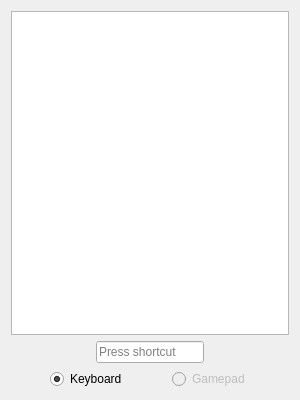
First picture: the form in Libretro/mgba/src/platform/qt/ShortcutView.ui, repository kiddreads/Avalon-copy2, before the edit.
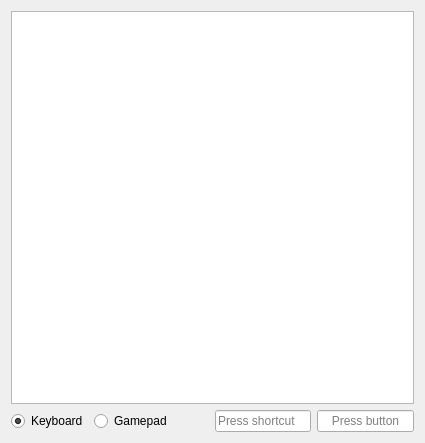
Second picture: the form after the edit. Custom widgets are drawn as their Qt base class.

Commit message: Qt: Allow shortcuts to be controlled with a gamepad

The edit to the form file:
```diff
--- a/Libretro/mgba/src/platform/qt/ShortcutView.ui
+++ b/Libretro/mgba/src/platform/qt/ShortcutView.ui
@@ -6,8 +6,8 @@
    <rect>
     <x>0</x>
     <y>0</y>
-    <width>300</width>
-    <height>400</height>
+    <width>425</width>
+    <height>443</height>
    </rect>
   </property>
   <property name="windowTitle">
@@ -21,56 +21,10 @@
      </attribute>
     </widget>
    </item>
-   <item>
-    <layout class="QHBoxLayout" name="horizontalLayout_2">
-     <item>
-      <spacer name="horizontalSpacer_4">
-       <property name="orientation">
-        <enum>Qt::Horizontal</enum>
-       </property>
-       <property name="sizeHint" stdset="0">
-        <size>
-         <width>40</width>
-         <height>20</height>
-        </size>
-       </property>
-      </spacer>
-     </item>
-     <item>
-      <widget class="QKeySequenceEdit" name="keySequenceEdit"/>
-     </item>
-     <item>
-      <spacer name="horizontalSpacer_5">
-       <property name="orientation">
-        <enum>Qt::Horizontal</enum>
-       </property>
-       <property name="sizeHint" stdset="0">
-        <size>
-         <width>40</width>
-         <height>20</height>
-        </size>
-       </property>
-      </spacer>
-     </item>
-    </layout>
-   </item>
    <item>
     <layout class="QHBoxLayout" name="horizontalLayout">
      <item>
-      <spacer name="horizontalSpacer">
-       <property name="orientation">
-        <enum>Qt::Horizontal</enum>
-       </property>
-       <property name="sizeHint" stdset="0">
-        <size>
-         <width>40</width>
-         <height>20</height>
-        </size>
-       </property>
-      </spacer>
-     </item>
-     <item>
-      <widget class="QRadioButton" name="radioButton">
+      <widget class="QRadioButton" name="keyboardButton">
        <property name="text">
         <string>Keyboard</string>
        </property>
@@ -80,23 +34,7 @@
       </widget>
      </item>
      <item>
-      <spacer name="horizontalSpacer_3">
-       <property name="orientation">
-        <enum>Qt::Horizontal</enum>
-       </property>
-       <property name="sizeHint" stdset="0">
-        <size>
-         <width>40</width>
-         <height>20</height>
-        </size>
-       </property>
-      </spacer>
-     </item>
-     <item>
-      <widget class="QRadioButton" name="radioButton_2">
-       <property name="enabled">
-        <bool>false</bool>
-       </property>
+      <widget class="QRadioButton" name="gamepadButton">
        <property name="text">
         <string>Gamepad</string>
        </property>
@@ -115,10 +53,70 @@
        </property>
       </spacer>
      </item>
+     <item>
+      <widget class="QKeySequenceEdit" name="keySequenceEdit">
+       <property name="sizePolicy">
+        <sizepolicy hsizetype="Fixed" vsizetype="Fixed">
+         <horstretch>0</horstretch>
+         <verstretch>0</verstretch>
+        </sizepolicy>
+       </property>
+       <property name="minimumSize">
+        <size>
+         <width>40</width>
+         <height>0</height>
+        </size>
+       </property>
+       <property name="maximumSize">
+        <size>
+         <width>100</width>
+         <height>16777215</height>
+        </size>
+       </property>
+      </widget>
+     </item>
+     <item>
+      <widget class="QGBA::KeyEditor" name="keyEdit">
+       <property name="sizePolicy">
+        <sizepolicy hsizetype="Fixed" vsizetype="Fixed">
+         <horstretch>0</horstretch>
+         <verstretch>0</verstretch>
+        </sizepolicy>
+       </property>
+       <property name="minimumSize">
+        <size>
+         <width>40</width>
+         <height>0</height>
+        </size>
+       </property>
+       <property name="maximumSize">
+        <size>
+         <width>100</width>
+         <height>16777215</height>
+        </size>
+       </property>
+       <property name="visible">
+        <bool>false</bool>
+       </property>
+       <property name="alignment">
+        <set>Qt::AlignCenter</set>
+       </property>
+       <property name="placeholderText">
+        <string>Press button</string>
+       </property>
+      </widget>
+     </item>
     </layout>
    </item>
   </layout>
  </widget>
+ <customwidgets>
+  <customwidget>
+   <class>QGBA::KeyEditor</class>
+   <extends>QLineEdit</extends>
+   <header>KeyEditor.h</header>
+  </customwidget>
+ </customwidgets>
  <resources/>
  <connections/>
 </ui>
```
Left out of the diff: 35 changed lines with no effect on the pictures. The commit also changes 13 other files.
